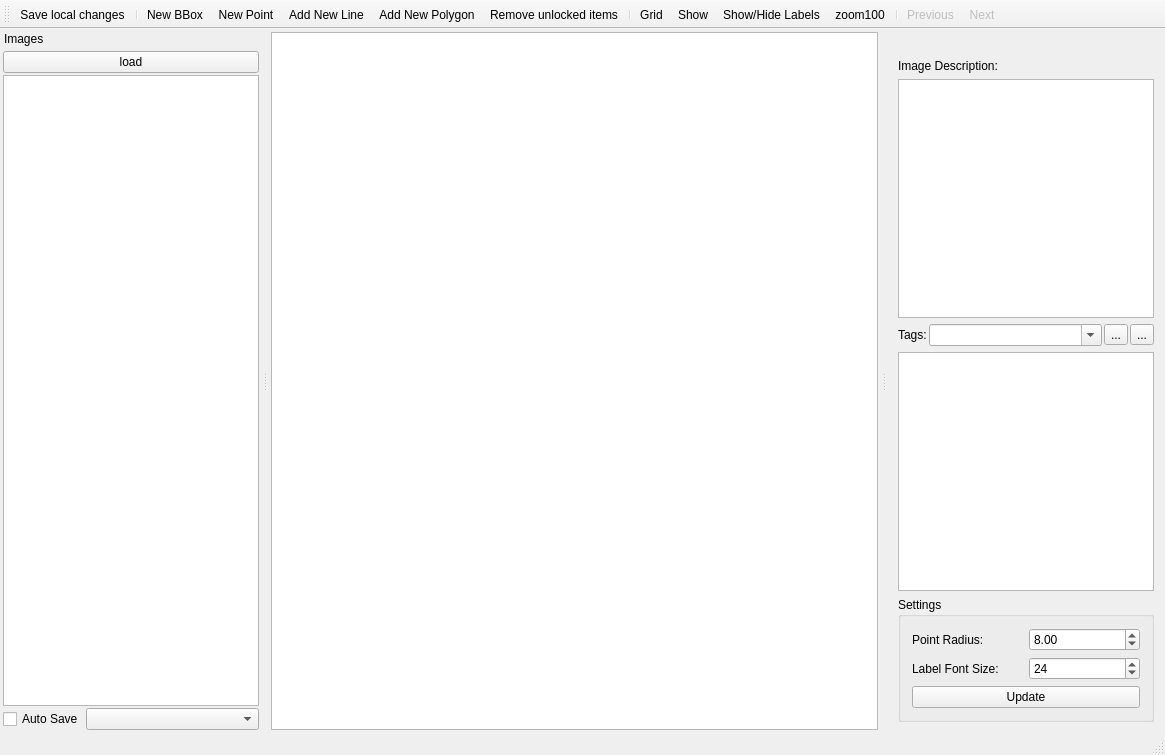
This is src/mainwindow.ui in otre99/TaggerTool as Qt 5 draws it before an edit. The edited form follows.
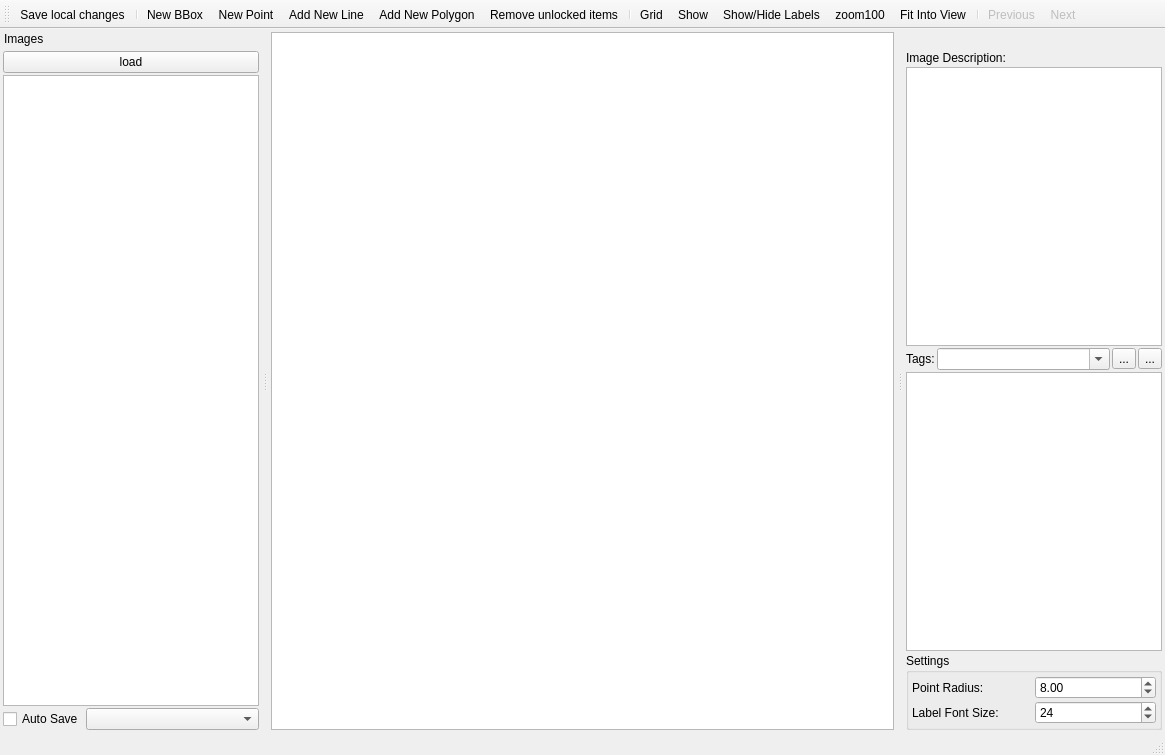
This is the edited form. Icons and pictures are not drawn. Custom widgets are drawn as their Qt base class.

What changed in the file:
```diff
--- a/src/mainwindow.ui
+++ b/src/mainwindow.ui
@@ -77,6 +77,7 @@
    <addaction name="actionShowBboxes"/>
    <addaction name="actionShow_Hide_Labels"/>
    <addaction name="actionzoom100"/>
+   <addaction name="actionFit_Into_View"/>
    <addaction name="separator"/>
    <addaction name="actionPrevious"/>
    <addaction name="actionNext"/>
@@ -179,6 +180,21 @@
    </attribute>
    <widget class="QWidget" name="dockWidgetContents_2">
     <layout class="QGridLayout" name="gridLayout_4">
+     <property name="leftMargin">
+      <number>3</number>
+     </property>
+     <property name="topMargin">
+      <number>3</number>
+     </property>
+     <property name="rightMargin">
+      <number>3</number>
+     </property>
+     <property name="bottomMargin">
+      <number>3</number>
+     </property>
+     <property name="spacing">
+      <number>2</number>
+     </property>
      <item row="0" column="0">
       <widget class="QLabel" name="label">
        <property name="text">
@@ -263,6 +279,21 @@
         <string>Settings</string>
        </property>
        <layout class="QGridLayout" name="gridLayout_3">
+        <property name="leftMargin">
+         <number>3</number>
+        </property>
+        <property name="topMargin">
+         <number>3</number>
+        </property>
+        <property name="rightMargin">
+         <number>3</number>
+        </property>
+        <property name="bottomMargin">
+         <number>3</number>
+        </property>
+        <property name="spacing">
+         <number>2</number>
+        </property>
         <item row="0" column="0">
          <widget class="QLabel" name="label_3">
           <property name="text">
@@ -270,19 +301,6 @@
           </property>
          </widget>
         </item>
-        <item row="0" column="1">
-         <widget class="QDoubleSpinBox" name="doubleSpinBoxPtRadius">
-          <property name="minimum">
-           <double>0.500000000000000</double>
-          </property>
-          <property name="singleStep">
-           <double>0.500000000000000</double>
-          </property>
-          <property name="value">
-           <double>8.000000000000000</double>
-          </property>
-         </widget>
-        </item>
         <item row="1" column="0">
          <widget class="QLabel" name="label_4">
           <property name="text">
@@ -303,10 +321,16 @@
           </property>
          </widget>
         </item>
-        <item row="2" column="0" colspan="2">
-         <widget class="QPushButton" name="pushButtonUpdate">
-          <property name="text">
-           <string>Update</string>
+        <item row="0" column="1">
+         <widget class="QDoubleSpinBox" name="doubleSpinBoxPtRadius">
+          <property name="minimum">
+           <double>0.500000000000000</double>
+          </property>
+          <property name="singleStep">
+           <double>0.500000000000000</double>
+          </property>
+          <property name="value">
+           <double>8.000000000000000</double>
           </property>
          </widget>
         </item>
@@ -470,6 +494,15 @@
     <string>G</string>
    </property>
   </action>
+  <action name="actionFit_Into_View">
+   <property name="icon">
+    <iconset resource="resource.qrc">
+     <normaloff>:/icons/icons/zoom-fit-best.svg</normaloff>:/icons/icons/zoom-fit-best.svg</iconset>
+   </property>
+   <property name="text">
+    <string>Fit Into View</string>
+   </property>
+  </action>
  </widget>
  <layoutdefault spacing="6" margin="11"/>
  <customwidgets>
```
